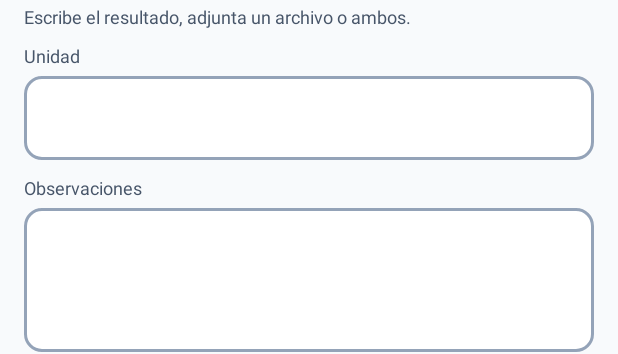
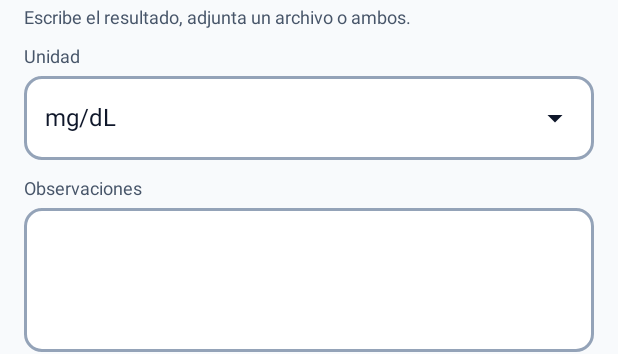
Before and after one commit to Bryan-Escobar/HospitalUnicaes-Mobile-Android, an Android app built with Jetpack Compose: the @Preview function CargarResultadoPreview, on a phone screen of 412 x 824 dp. Shown: the part 326-680 px from the top of the screen. Run offline under Robolectric (Android 15) with nearby library versions, the phone set to English and light mode, and no system bars; our stand-ins replace Dagger/Hilt's generated code.

Commit message:
feat(HUNI-100): selector de unidad con catálogo en el formulario de resultado
Co-Authored-By: Claude Opus 5.5 <noreply@anthropic.com>

```diff
--- a/app/src/main/java/sv/edu/unicaes/hospital/domain/model/Laboratorio.kt
+++ b/app/src/main/java/sv/edu/unicaes/hospital/domain/model/Laboratorio.kt
@@ -1,4 +1,6 @@
 package sv.edu.unicaes.hospital.domain.model
+
+import java.text.Normalizer
 
 /** Prioridad de una orden de laboratorio (`prioridad` de la API). */
 enum class PrioridadLaboratorio(
@@ -56,6 +58,72 @@ data class ResultadoExamen(
     val fecha: String,
 )
 
+/**
+ * Unidades que se pueden adjuntar a un resultado (HUNI-100). El formulario filtra esta lista;
+ * lo que se envía tiene que ser una entrada, nunca un texto suelto. La API la deja opcional.
+ */
+object UnidadesLaboratorio {
+    val catalogo: List<String> =
+        listOf(
+            "%",
+            "g/dL",
+            "g/L",
+            "mg/dL",
+            "mg/L",
+            "µg/dL",
+            "µg/mL",
+            "ng/mL",
+            "mmol/L",
+            "µmol/L",
+            "mEq/L",
+            "UI/L",
+            "mUI/L",
+            "U/L",
+            "células/µL",
+            "10^3/µL",
+            "10^6/µL",
+            "fL",
+            "pg",
+            "mm/h",
+            "mL",
+            "mL/min",
+        )
+
+    /** Coincidencias de [consulta]: primero las que empiezan igual, luego las que la contienen. */
+    fun coincidencias(consulta: String): List<String> {
+        val busqueda = normalizar(consulta)
+        if (busqueda.isEmpty()) return catalogo
+        return catalogo
+            .mapNotNull { unidad ->
+                val normal = normalizar(unidad)
+                when {
+                    normal.startsWith(busqueda) -> 0 to unidad
+                    normal.contains(busqueda) -> 1 to unidad
+                    else -> null
+                }
+            }.sortedBy { it.first }
+            .map { it.second }
+    }
+
+    /** La unidad del catálogo que escribe [texto], o null si no es una entrada. */
+    fun canonica(texto: String): String? {
+        val busqueda = normalizar(texto)
+        if (busqueda.isEmpty()) return null
+        return catalogo.firstOrNull { normalizar(it) == busqueda }
+    }
+
+    private fun normalizar(texto: String): String =
+        Normalizer
+            .normalize(texto, Normalizer.Form.NFD)
+            .replace(MARCAS, "")
+            .lowercase()
+            .replace('µ', 'u')
+            .replace('μ', 'u')
+            .filterNot { it.isWhitespace() }
+
+    private val MARCAS = "\\p{Mn}+".toRegex()
+}
+
 /** Lo que Recepción escribe al registrar el resultado. La API exige valor o archivo. */
 data class DatosResultado(
     val valor: String? = null,
--- a/app/src/main/java/sv/edu/unicaes/hospital/ui/components/Hospital.kt
+++ b/app/src/main/java/sv/edu/unicaes/hospital/ui/components/Hospital.kt
@@ -48,6 +48,7 @@ import androidx.compose.material3.TextButton
 import androidx.compose.material3.TopAppBar
 import androidx.compose.material3.TopAppBarDefaults
 import androidx.compose.runtime.Composable
+import androidx.compose.runtime.LaunchedEffect
 import androidx.compose.runtime.getValue
 import androidx.compose.runtime.remember
 import androidx.compose.ui.Alignment
@@ -614,10 +615,12 @@ fun CampoTexto(
     keyboardActions: KeyboardActions = KeyboardActions.Default,
     /** Tipo para el autocompletado del sistema (correos y contraseñas guardados). */
     tipoContenido: ContentType? = null,
+    onEnfoque: (Boolean) -> Unit = {},
     final: (@Composable () -> Unit)? = null,
 ) {
     val interaccion = remember { MutableInteractionSource() }
     val enfocado by interaccion.collectIsFocusedAsState()
+    LaunchedEffect(enfocado) { onEnfoque(enfocado) }
     val forma = MaterialTheme.shapes.medium
     val (anchoBorde, colorBorde) =
         when {
--- a/app/src/main/java/sv/edu/unicaes/hospital/ui/recepcion/LaboratorioScreens.kt
+++ b/app/src/main/java/sv/edu/unicaes/hospital/ui/recepcion/LaboratorioScreens.kt
@@ -12,13 +12,18 @@ import androidx.compose.foundation.layout.Row
 import androidx.compose.foundation.layout.fillMaxSize
 import androidx.compose.foundation.layout.fillMaxWidth
 import androidx.compose.foundation.layout.height
+import androidx.compose.foundation.layout.heightIn
 import androidx.compose.foundation.layout.padding
 import androidx.compose.foundation.layout.size
 import androidx.compose.foundation.lazy.LazyColumn
 import androidx.compose.foundation.rememberScrollState
 import androidx.compose.foundation.shape.RoundedCornerShape
 import androidx.compose.foundation.verticalScroll
+import androidx.compose.material3.DropdownMenuItem
 import androidx.compose.material3.ExperimentalMaterial3Api
+import androidx.compose.material3.ExposedDropdownMenuAnchorType
+import androidx.compose.material3.ExposedDropdownMenuBox
+import androidx.compose.material3.ExposedDropdownMenuDefaults
 import androidx.compose.material3.Icon
 import androidx.compose.material3.LinearProgressIndicator
 import androidx.compose.material3.MaterialTheme
@@ -51,6 +56,7 @@ import sv.edu.unicaes.hospital.domain.model.OrdenLaboratorio
 import sv.edu.unicaes.hospital.domain.model.PrioridadLaboratorio
 import sv.edu.unicaes.hospital.domain.model.ResultadoExamen
 import sv.edu.unicaes.hospital.domain.model.TipoArchivoResultado
+import sv.edu.unicaes.hospital.domain.model.UnidadesLaboratorio
 import sv.edu.unicaes.hospital.ui.components.AccionTexto
 import sv.edu.unicaes.hospital.ui.components.BadgeEstado
 import sv.edu.unicaes.hospital.ui.components.BadgeLaboratorio
@@ -518,12 +524,7 @@ fun CargarResultadoScreen(
                     minLines = 3,
                     soloLectura = !editable,
                 )
-                CampoTexto(
-                    etiqueta = stringResource(R.string.lab_unidad),
-                    valor = estado.unidad,
-                    onValor = onUnidad,
-                    soloLectura = !editable,
-                )
+                SelectorUnidad(valor = estado.unidad, editable = editable, onValor = onUnidad)
                 CampoTexto(
                     etiqueta = stringResource(R.string.lab_observaciones),
                     valor = estado.observaciones,
@@ -584,6 +585,57 @@ fun CargarResultadoScreen(
                         ),
                     onClick = onGuardar,
                     habilitado = estado.puedeGuardar,
+                )
+            }
+        }
+    }
+}
+
+@Composable
+private fun SelectorUnidad(
+    valor: String,
+    editable: Boolean,
+    onValor: (String) -> Unit,
+) {
+    var abierto by rememberSaveable { mutableStateOf(false) }
+    val opciones = UnidadesLaboratorio.coincidencias(valor)
+    val elegida = UnidadesLaboratorio.canonica(valor) != null
+    val ayuda =
+        when {
+            !editable || valor.isBlank() || elegida -> null
+            opciones.isEmpty() -> stringResource(R.string.lab_unidad_sin_coincidencias)
+            else -> stringResource(R.string.lab_unidad_elige)
+        }
+    ExposedDropdownMenuBox(
+        expanded = abierto && editable && opciones.isNotEmpty(),
+        onExpandedChange = { abierto = editable && it },
+    ) {
+        CampoTexto(
+            etiqueta = stringResource(R.string.lab_unidad),
+            valor = valor,
+            onValor = {
+                onValor(it)
+                abierto = true
+            },
+            placeholder = stringResource(R.string.lab_unidad_ejemplo),
+            ayuda = ayuda,
+            soloLectura = !editable,
+            onEnfoque = { if (it) abierto = true },
+            modifier = Modifier.menuAnchor(ExposedDropdownMenuAnchorType.PrimaryEditable, editable),
+            final = { if (editable) ExposedDropdownMenuDefaults.TrailingIcon(expanded = abierto) },
+        )
+        ExposedDropdownMenu(
+            expanded = abierto && editable && opciones.isNotEmpty(),
+            onDismissRequest = { abierto = false },
+            modifier = Modifier.heightIn(max = 280.dp),
+        ) {
+            opciones.forEach { unidad ->
+                DropdownMenuItem(
+                    text = { Text(unidad) },
+                    onClick = {
+                        onValor(unidad)
+                        abierto = false
+                    },
                 )
             }
         }
@@ -739,6 +791,7 @@ private fun CargarResultadoPreview() {
                 CargarResultadoUi(
                     carga = UiState.Exito(ContextoResultado(ordenPreview, examenPreview)),
                     valor = "Densidad 1.020, pH 6.0. Sin leucocitos ni nitritos.",
+                    unidad = "mg/dL",
                     archivo = ArchivoAdjunto("content://x", "ego-luis-martinez.pdf", ArchivoAdjunto.MIME_PDF, 317_440),
                 ),
             onCerrar = {},
--- a/app/src/main/java/sv/edu/unicaes/hospital/ui/recepcion/LaboratorioViewModels.kt
+++ b/app/src/main/java/sv/edu/unicaes/hospital/ui/recepcion/LaboratorioViewModels.kt
@@ -24,6 +24,7 @@ import sv.edu.unicaes.hospital.domain.model.DatosResultado
 import sv.edu.unicaes.hospital.domain.model.EstadoLaboratorio
 import sv.edu.unicaes.hospital.domain.model.ExamenOrden
 import sv.edu.unicaes.hospital.domain.model.OrdenLaboratorio
+import sv.edu.unicaes.hospital.domain.model.UnidadesLaboratorio
 import javax.inject.Inject
 
 // Laboratorio de Recepción/Asistente (HUNI-63): cola filtrable por estado, detalle con el avance de cada
@@ -341,7 +342,10 @@ class CargarResultadoViewModel
 
         fun cambiarValor(texto: String) = _uiState.update { it.copy(valor = texto, error = null) }
 
-        fun cambiarUnidad(texto: String) = _uiState.update { it.copy(unidad = texto) }
+        fun cambiarUnidad(texto: String) {
+            val canonica = UnidadesLaboratorio.canonica(texto)
+            _uiState.update { it.copy(unidad = canonica ?: texto) }
+        }
 
         fun cambiarObservaciones(texto: String) = _uiState.update { it.copy(observaciones = texto) }
 
@@ -376,7 +380,7 @@ class CargarResultadoViewModel
                 val datos =
                     DatosResultado(
                         valor = estado.valor,
-                        unidad = estado.unidad,
+                        unidad = UnidadesLaboratorio.canonica(estado.unidad),
                         observaciones = estado.observaciones,
                     )
                 when (val r = repositorio.registrarResultado(ordenId, examenId, datos, estado.archivo)) {
--- a/app/src/main/res/values/strings_recepcion.xml
+++ b/app/src/main/res/values/strings_recepcion.xml
@@ -220,6 +220,9 @@
     <string name="lab_resultado_texto">Resultado</string>
     <string name="lab_resultado_ayuda">Escribe el resultado, adjunta un archivo o ambos.</string>
     <string name="lab_unidad">Unidad</string>
+    <string name="lab_unidad_ejemplo">mg/dL</string>
+    <string name="lab_unidad_elige">Elige una unidad de la lista.</string>
+    <string name="lab_unidad_sin_coincidencias">Ninguna unidad coincide. Sin elegir, el resultado se guarda sin unidad.</string>
     <string name="lab_observaciones">Observaciones</string>
     <string name="lab_archivo">Archivo (PDF o imagen, máx. 10 MB)</string>
     <string name="lab_elegir_imagen">Elegir imagen</string>
```
Also changed, not shown: 1 other file.
